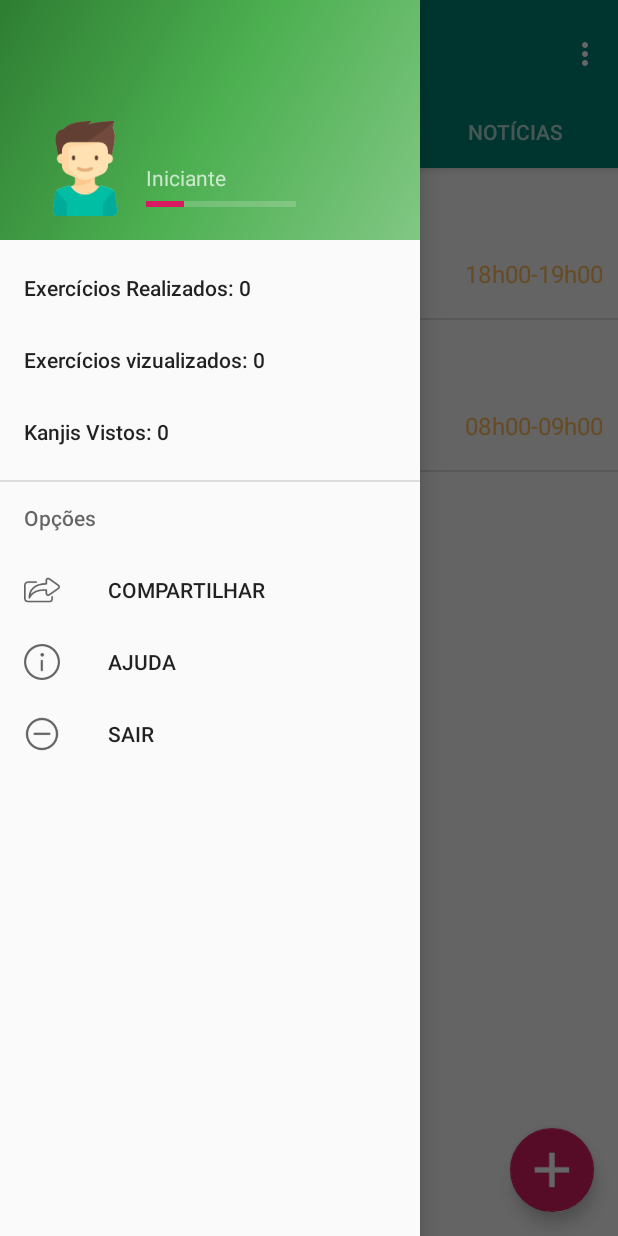
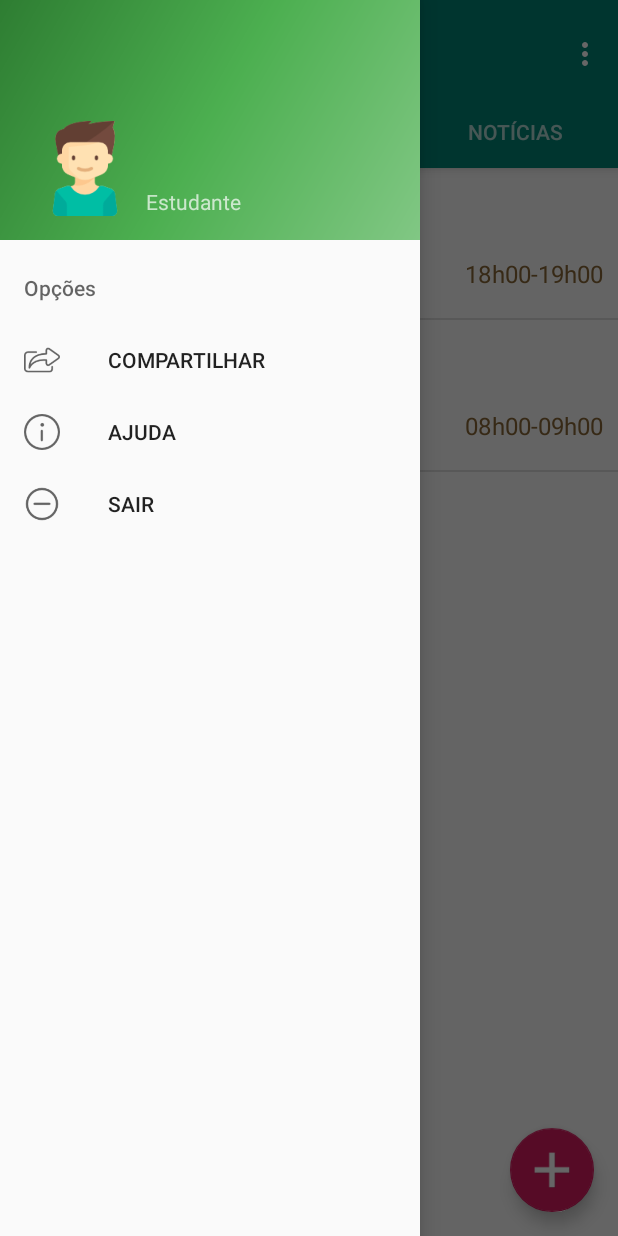
Before and after one commit to Barbalho12/movimentum, an Android app: the InicialAllActivity screen opened directly, with no data from a screen before it, with the side drawer open, on a phone screen of 412 x 824 dp. Run offline under Robolectric (Android 15) with nearby library versions, the phone set to English and light mode, and no system bars.

Commit message:
Implements user settings

```diff
--- a/app/src/main/java/br/ufrn/movimentum/InicialAllActivity.java
+++ b/app/src/main/java/br/ufrn/movimentum/InicialAllActivity.java
@@ -23,6 +23,8 @@ import android.view.View;
 
 import android.widget.TextView;
 
+import br.ufrn.movimentum.fragments.CommunityFragment;
+import br.ufrn.movimentum.fragments.InitFragment;
 import br.ufrn.movimentum.model.UserManager;
 
 import static android.content.ContentValues.TAG;
@@ -37,6 +39,7 @@ public class InicialAllActivity extends AppCompatActivity implements NavigationV
     private NavigationView navigationView;
 
     TextView tv_user_name_nav;
+    TextView tv_user_role_nav;
 
     @Override
     protected void onCreate(Bundle savedInstanceState) {
@@ -58,16 +61,17 @@ public class InicialAllActivity extends AppCompatActivity implements NavigationV
         userManager = new UserManager(getApplicationContext());
         View header = navigationView.getHeaderView(0);
         tv_user_name_nav = (TextView) header.findViewById(R.id.tv_user_name_nav);
+        tv_user_role_nav= (TextView) header.findViewById(R.id.tv_user_role_nav);
 
-        if (userManager.getActiveUser() != null) {
-            navigationView.getMenu().getItem(0).setTitle("Exercícios Realizados: " + userManager.getActiveUser().getNumberExercRealizados());
-            navigationView.getMenu().getItem(1).setTitle("Exercícios vizualizados: " + userManager.getActiveUser().getNumberExercVistos());
-            navigationView.getMenu().getItem(2).setTitle("Kanjis Vistos: " + userManager.getActiveUser().getKanjis_vistos());
-        } else {
-            navigationView.getMenu().getItem(0).setTitle("Exercícios Realizados: x");
-            navigationView.getMenu().getItem(1).setTitle("Exercícios vizualizados: x");
-            navigationView.getMenu().getItem(2).setTitle("Kanjis Vistos: x");
-        }
+//        if (userManager.getActiveUser() != null) {
+//            navigationView.getMenu().getItem(0).setTitle("Exercícios Realizados: " + userManager.getActiveUser().getNumberExercRealizados());
+//            navigationView.getMenu().getItem(1).setTitle("Exercícios vizualizados: " + userManager.getActiveUser().getNumberExercVistos());
+//            navigationView.getMenu().getItem(2).setTitle("Kanjis Vistos: " + userManager.getActiveUser().getKanjis_vistos());
+//        } else {
+//            navigationView.getMenu().getItem(0).setTitle("Exercícios Realizados: x");
+//            navigationView.getMenu().getItem(1).setTitle("Exercícios vizualizados: x");
+//            navigationView.getMenu().getItem(2).setTitle("Kanjis Vistos: x");
+//        }
 
 
         if (userManager.getActiveUser() != null && tv_user_name_nav != null) {
@@ -85,11 +89,12 @@ public class InicialAllActivity extends AppCompatActivity implements NavigationV
         TabLayout tabLayout = (TabLayout) findViewById(R.id.tabs);
         tabLayout.setupWithViewPager(mViewPager);
 
-        String points = "0";
+        String role = "";
 
         if (userManager.getActiveUser() != null) {
-            points = String.valueOf((int) userManager.getActiveUser().getPontuacao());
-
+//            role = String.valueOf(userManager.getActiveUser().getRole());
+            tv_user_role_nav.setText(userManager.getActiveUser().getRole());
+//            tv_user_role
         }
     }
 
--- a/app/src/main/java/br/ufrn/movimentum/CommunityFragment.java
+++ b/app/src/main/java/br/ufrn/movimentum/fragments/CommunityFragment.java
@@ -1,4 +1,4 @@
-package br.ufrn.movimentum;
+package br.ufrn.movimentum.fragments;
 
 import android.app.AlertDialog;
 import android.content.DialogInterface;
@@ -17,6 +17,8 @@ import android.widget.ListView;
 import java.util.ArrayList;
 import java.util.List;
 
+import br.ufrn.movimentum.MainActivity;
+import br.ufrn.movimentum.R;
 import br.ufrn.movimentum.adapters.GroupAdapter;
 import br.ufrn.movimentum.adapters.ItemList;
 
@@ -57,12 +59,12 @@ public class CommunityFragment extends Fragment {
         list_itens.add(new ItemList(1, "Corrida Livre", "Em torno da UFRN", "qui,sex", "18h00-19h00", pathName+R.drawable.running_group));
         list_itens.add(new ItemList(2, "Natação 2", "UFRN - Piscina 2", "seg,qua", "08h00-09h00", pathName+R.drawable.swimming_group));
         list_itens.add(new ItemList(3, "Time de Atletismo", "UFRN - Pista de Atletismo", "seg,qua,sex", "17h00-18h30", pathName+R.drawable.atletism_group));
+        list_itens.add(new ItemList(6, "Futsal C&T", "UFRN - Ginásio 2", "ter", "08h00-10h00", pathName+R.drawable.group_futsal_cet));
+        list_itens.add(new ItemList(4, "Hidroginástica 3° Idade", "UFRN - Piscina 2", "seg,qua", "16h00-17h00", pathName+R.drawable.group_hidro));
+        list_itens.add(new ItemList(5, "Time Futsal UFRN", "UFRN - Ginásio 1", "seg,qua,sex", "18h00-19h30", pathName+R.drawable.group_futsal));
 
-        list_itens.add(new ItemList(4, "Natação 2", "UFRN - Piscina 2", "seg,qua", "08h00-09h00", pathName+R.drawable.swimming_group));
-        list_itens.add(new ItemList(5, "Corrida Livre", "Em torno da UFRN", "qui,sex", "18h00-19h00", pathName+R.drawable.running_group));
-        list_itens.add(new ItemList(6, "Natação 2", "UFRN - Piscina 2", "seg,qua", "08h00-09h00", pathName+R.drawable.swimming_group));
-        list_itens.add(new ItemList(7, "Corrida Livre", "Em torno da UFRN", "qui,sex", "18h00-19h00", pathName+R.drawable.running_group));
-        list_itens.add(new ItemList(8, "Natação 2", "UFRN - Piscina 2", "seg,qua", "08h00-09h00", pathName+R.drawable.swimming_group));
+        list_itens.add(new ItemList(7, "Treino Karate", "UFRN - Ginásio 1", "qua,sex", "20h00-21h00", pathName+R.drawable.group_karate));
+        list_itens.add(new ItemList(8, "Preparatório Maratona", "Em torno da UFRN", "seg,qua,sex", "07h00-08h30", pathName+R.drawable.group_maratona));
 
         GroupAdapter groupAdapter = new GroupAdapter(list_itens, getActivity());
         listview.setAdapter(groupAdapter);
--- a/app/src/main/java/br/ufrn/movimentum/InitFragment.java
+++ b/app/src/main/java/br/ufrn/movimentum/fragments/InitFragment.java
@@ -1,4 +1,4 @@
-package br.ufrn.movimentum;
+package br.ufrn.movimentum.fragments;
 
 import android.app.AlertDialog;
 import android.content.DialogInterface;
@@ -16,6 +16,8 @@ import android.widget.ListView;
 import java.util.ArrayList;
 import java.util.List;
 
+import br.ufrn.movimentum.MainActivity;
+import br.ufrn.movimentum.R;
 import br.ufrn.movimentum.adapters.GroupAdapter;
 import br.ufrn.movimentum.adapters.ItemList;
 
--- a/app/src/main/java/br/ufrn/movimentum/model/User.java
+++ b/app/src/main/java/br/ufrn/movimentum/model/User.java
@@ -10,12 +10,13 @@ import java.util.ArrayList;
 public class User implements Serializable {
     private String nome;
     private String email;
+    private String role;
     private String senha;
-    private float pontuacao;
+//    private float pontuacao;
     private String nivel;
 
-    private ArrayList<Integer> exercicios_realizados;
-    private ArrayList<Integer> exercicios_vizualizados;
+//    private ArrayList<Integer> exercicios_realizados;
+//    private ArrayList<Integer> exercicios_vizualizados;
     private int kanjis_vistos;
 
 
@@ -23,12 +24,19 @@ public class User implements Serializable {
         this.nome = nome;
         this.email = email;
         this.senha = senha;
-        pontuacao = 0;
         nivel = "Iniciante";
 
-        exercicios_realizados = new ArrayList<>();
-        exercicios_vizualizados = new ArrayList<>();
-        kanjis_vistos = 0;
+//        exercicios_realizados = new ArrayList<>();
+//        exercicios_vizualizados = new ArrayList<>();
+//        kanjis_vistos = 0;
+    }
+
+    public User(String nome, String email, String senha, String role) {
+        this.nome = nome;
+        this.email = email;
+        this.senha = senha;
+        nivel = "Iniciante";
+        this.role = role;
     }
 
     public void addKnjiVisto(){
@@ -36,38 +44,38 @@ public class User implements Serializable {
     }
 
     public void addExercicios_realizados(Integer exerciceId){
-        if(!exercicios_realizados.contains(exerciceId))
-            exercicios_realizados.add(exerciceId);
+//        if(!exercicios_realizados.contains(exerciceId))
+//            exercicios_realizados.add(exerciceId);
     }
 
-    public void addExercicios_vizualizados(Integer exerciceId){
-        if(!exercicios_vizualizados.contains(exerciceId))
-            exercicios_vizualizados.add(exerciceId);
-    }
+//    public void addExercicios_vizualizados(Integer exerciceId){
+//        if(!exercicios_vizualizados.contains(exerciceId))
+//            exercicios_vizualizados.add(exerciceId);
+//    }
 
-    public int getNumberExercRealizados(){
-        return exercicios_realizados.size();
-    }
+//    public int getNumberExercRealizados(){
+//        return exercicios_realizados.size();
+//    }
+//
+//    public int getNumberExercVistos(){
+//        return exercicios_vizualizados.size();
+//    }
 
-    public int getNumberExercVistos(){
-        return exercicios_vizualizados.size();
-    }
+//    public ArrayList<Integer> getExercicios_realizados() {
+//        return exercicios_realizados;
+//    }
 
-    public ArrayList<Integer> getExercicios_realizados() {
-        return exercicios_realizados;
-    }
+//    public void setExercicios_realizados(ArrayList<Integer> exercicios_realizados) {
+//        this.exercicios_realizados = exercicios_realizados;
+//    }
 
-    public void setExercicios_realizados(ArrayList<Integer> exercicios_realizados) {
-        this.exercicios_realizados = exercicios_realizados;
-    }
+//    public ArrayList<Integer> getExercicios_vizualizados() {
+//        return exercicios_vizualizados;
+//    }
 
-    public ArrayList<Integer> getExercicios_vizualizados() {
-        return exercicios_vizualizados;
-    }
-
-    public void setExercicios_vizualizados(ArrayList<Integer> exercicios_vizualizados) {
-        this.exercicios_vizualizados = exercicios_vizualizados;
-    }
+//    public void setExercicios_vizualizados(ArrayList<Integer> exercicios_vizualizados) {
+//        this.exercicios_vizualizados = exercicios_vizualizados;
+//    }
 
     public int getKanjis_vistos() {
         return kanjis_vistos;
@@ -101,13 +109,13 @@ public class User implements Serializable {
         this.senha = senha;
     }
 
-    public float getPontuacao() {
-        return pontuacao;
-    }
-
-    public void setPontuacao(float pontuacao) {
-        this.pontuacao = pontuacao;
-    }
+//    public float getPontuacao() {
+//        return pontuacao;
+//    }
+//
+//    public void setPontuacao(float pontuacao) {
+//        this.pontuacao = pontuacao;
+//    }
 
     public String getNivel() {
         return nivel;
@@ -136,4 +144,12 @@ public class User implements Serializable {
         result = 31 * result + senha.hashCode();
         return result;
     }
+
+    public String getRole() {
+        return role;
+    }
+
+    public void setRole(String role) {
+        this.role = role;
+    }
 }
--- a/app/src/main/res/layout/activity_all.xml
+++ b/app/src/main/res/layout/activity_all.xml
@@ -13,6 +13,18 @@
         android:layout_width="match_parent"
         android:layout_height="match_parent" />
 
+    <!--<android.support.design.widget.NavigationView-->
+        <!--android:id="@+id/nav_view"-->
+        <!--android:layout_width="wrap_content"-->
+        <!--android:layout_height="match_parent"-->
+        <!--android:layout_gravity="start"-->
+        <!--android:fitsSystemWindows="true"-->
+        <!--app:headerLayout="@layout/nav_header_main"-->
+        <!--app:menu="@menu/activity_main_drawer" >-->
+        <!---->
+
+    <!--</android.support.design.widget.NavigationView>-->
+
     <android.support.design.widget.NavigationView
     android:id="@+id/nav_view"
     android:layout_width="wrap_content"
@@ -20,6 +32,37 @@
     android:layout_gravity="start"
     android:fitsSystemWindows="true"
     app:headerLayout="@layout/nav_header_main"
-        app:menu="@menu/activity_main_drawer" />
+    app:menu="@menu/activity_main_drawer" >
+
+
+    </android.support.design.widget.NavigationView>
+
+    <!---->
+    <!--<android.support.design.widget.NavigationView-->
+        <!--android:id="@+id/nav_view"-->
+        <!--android:layout_width="wrap_content"-->
+        <!--android:layout_height="match_parent"-->
+        <!--android:layout_gravity="start"-->
+        <!--android:fitsSystemWindows="true">-->
+
+
+
+        <!--<LinearLayout-->
+            <!--android:layout_width="match_parent"-->
+            <!--android:layout_height="match_parent"-->
+            <!--android:orientation="vertical"-->
+            <!--android:layout_weight="1">-->
+
+            <!--<include layout="@layout/nav_header_main" />-->
+
+            <!--<ListView-->
+                <!--android:id="@+id/lst_menu_items"-->
+                <!--android:layout_width="match_parent"-->
+                <!--android:layout_height="0dp"-->
+                <!--android:layout_weight="1" />-->
+
+            <!---->
+        <!--</LinearLayout>-->
+    <!--</android.support.design.widget.NavigationView>-->
 
 </android.support.v4.widget.DrawerLayout>
--- a/app/src/main/res/layout/list_item.xml
+++ b/app/src/main/res/layout/list_item.xml
@@ -51,7 +51,7 @@
                     android:layout_weight=".50"
                     android:gravity="left"
                     android:text="@string/tv_days_model"
-                    android:textColor="@color/colorAccent"
+                    android:textColor="#896836"
                     android:textSize="16dp" />
 
                 <TextView
@@ -61,7 +61,7 @@
                     android:layout_weight=".50"
                     android:gravity="right"
                     android:text="@string/tv_time_model"
-                    android:textColor="#ffbd5b"
+                    android:textColor="#896836"
                     android:textSize="16dp" />
 
             </LinearLayout>
--- a/app/src/main/res/layout/nav_header_main.xml
+++ b/app/src/main/res/layout/nav_header_main.xml
@@ -36,17 +36,31 @@
             android:textAppearance="@style/TextAppearance.AppCompat.Body1" />
 
         <TextView
-            android:id="@+id/tv_user_progess_status"
+            android:id="@+id/tv_user_role_nav"
             android:layout_width="wrap_content"
             android:layout_height="wrap_content"
-            android:text="Iniciante" />
+            android:text="Estudante" />
 
-        <ProgressBar
-            android:id="@+id/tv_user_progessbar"
-            style="?android:attr/progressBarStyleHorizontal"
-            android:layout_width="100sp"
-            android:layout_height="wrap_content"
-            android:progress="25" />
+        <!--<LinearLayout-->
+            <!--android:layout_width="match_parent"-->
+            <!--android:layout_height="wrap_content">-->
+
+            <!--<TextView-->
+                <!--android:id="@+id/tv_user_xp"-->
+                <!--android:layout_width="wrap_content"-->
+                <!--android:layout_height="wrap_content"-->
+                <!--android:text="Reputação   " />-->
+
+            <!--<ProgressBar-->
+                <!--android:id="@+id/tv_user_progessbar"-->
+                <!--style="?android:attr/progressBarStyleHorizontal"-->
+                <!--android:layout_width="100sp"-->
+                <!--android:layout_height="wrap_content"-->
+                <!--android:progress="25" />-->
+
+        <!--</LinearLayout>-->
+
+
 
 
     </LinearLayout>
--- a/app/src/main/res/menu/activity_main_drawer.xml
+++ b/app/src/main/res/menu/activity_main_drawer.xml
@@ -1,18 +1,18 @@
 <?xml version="1.0" encoding="utf-8"?>
 <menu xmlns:android="http://schemas.android.com/apk/res/android">
 
-    <group android:visible="true">
+    <!--<group android:visible="true">-->
 
-        <item
-            android:id="@+id/text_exercicios_realizados_nav"
-            android:title="Exercicios realizados: 2" />
-        <item
-            android:id="@+id/text_exercicios_visualizados_nav"
-            android:title="Exercicios visualizados: 3" />
-        <item
-            android:id="@+id/text_knjis_vistos_nav"
-            android:title="Kanjis vistos: 1" />
-    </group>
+        <!--<item-->
+            <!--android:id="@+id/text_exercicios_realizados_nav"-->
+            <!--android:title="Grupos criados: 0" />-->
+        <!--<item-->
+            <!--android:id="@+id/text_exercicios_visualizados_nav"-->
+            <!--android:title="Grupos que participa: 2" />-->
+        <!--<item-->
+            <!--android:id="@+id/text_knjis_vistos_nav"-->
+            <!--android:title="Notícias cadastradas: 1" />-->
+    <!--</group>-->
 
     <item android:title="Opções">
         <menu>
```
Also changed, not shown: app/src/main/java/br/ufrn/movimentum/CadastrarActivity.java (+42 -1 lines), app/src/main/res/layout/activity_cadastrar.xml (+13 -0 lines), app/src/main/res/drawable/group_futsal.png (added), app/src/main/res/drawable/group_futsal_cet.png (added), app/src/main/res/drawable/group_hidro.png (added), app/src/main/res/drawable/group_karate.png (added), app/src/main/res/drawable/group_maratona.png (added). Lines whose indentation alone changed are shown as unchanged.
